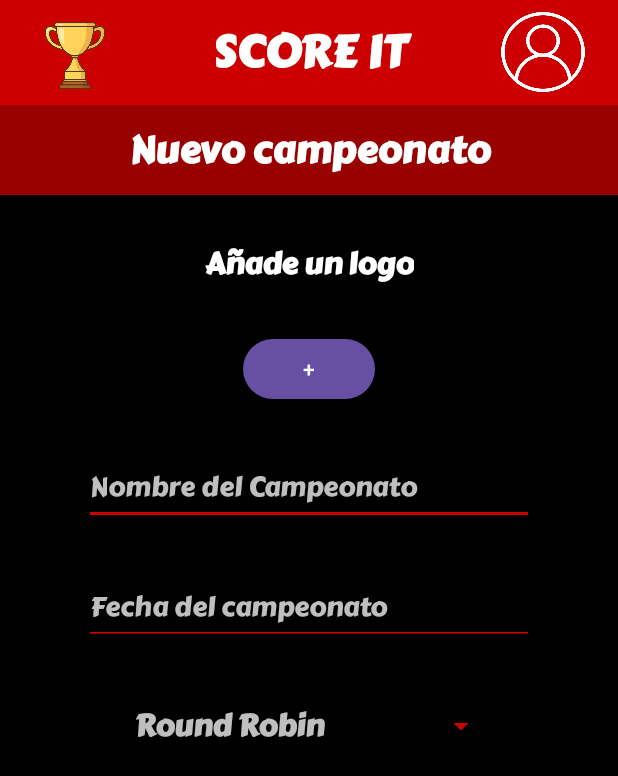
After one commit to joackagui/SCORE_IT, an Android app: the ActivityCrearNuevoCmapeonato screen opened directly, with no data from a screen before it, on a phone screen of 412 x 824 dp. The commit adds this screen. Shown: the top 776 px of the screen. Run offline under Robolectric (Android 15) with nearby library versions, the phone set to English and light mode, and no system bars.

Commit message:
Pantalla de menu y creacion de campeonatos, se anadieron mas recursos

```diff
--- a/app/src/main/AndroidManifest.xml
+++ b/app/src/main/AndroidManifest.xml
@@ -13,6 +13,12 @@
         android:theme="@style/Theme.SCOREIT"
         tools:targetApi="31">
         <activity
+            android:name=".ActivityCrearNuevoCmapeonato"
+            android:exported="false" />
+        <activity
+            android:name=".ActivityMenuPrincipal"
+            android:exported="false" />
+        <activity
             android:name=".MainActivity"
             android:exported="true">
             <intent-filter>
--- /dev/null
+++ b/app/src/main/java/com/example/scoreit/ActivityCrearNuevoCmapeonato.kt
@@ -0,0 +1,24 @@
+package com.example.scoreit
+
+import android.os.Bundle
+import android.widget.ArrayAdapter
+import androidx.appcompat.app.AppCompatActivity
+import com.example.scoreit.databinding.ActivityCrearNuevoCmapeonatoBinding
+
+class ActivityCrearNuevoCmapeonato : AppCompatActivity() {
+    private lateinit var binding: ActivityCrearNuevoCmapeonatoBinding
+    override fun onCreate(savedInstanceState: Bundle?) {
+        super.onCreate(savedInstanceState)
+        binding = ActivityCrearNuevoCmapeonatoBinding.inflate(layoutInflater)
+        val view = binding.root
+        setContentView(view)
+        val modoDeJuego = resources.getStringArray(R.array.opciones_para_modo_de_juego)
+
+        val adapter = ArrayAdapter(this, R.layout.spinner_item_style, modoDeJuego)
+
+// Configurar el Spinner con el Adapter
+        binding.spinnerModoJuego.adapter = adapter
+
+
+    }
+}
--- /dev/null
+++ b/app/src/main/res/layout/activity_crear_nuevo_cmapeonato.xml
@@ -0,0 +1,135 @@
+<?xml version="1.0" encoding="utf-8"?>
+<androidx.constraintlayout.widget.ConstraintLayout xmlns:android="http://schemas.android.com/apk/res/android"
+    xmlns:app="http://schemas.android.com/apk/res-auto"
+    xmlns:tools="http://schemas.android.com/tools"
+    android:id="@+id/main"
+    android:layout_width="match_parent"
+    android:layout_height="match_parent"
+    android:background="@color/Black"
+    tools:context=".ActivityCrearNuevoCmapeonato">
+
+    <androidx.constraintlayout.widget.Guideline
+        android:id="@+id/guideline_vertical"
+        android:layout_width="match_parent"
+        android:layout_height="match_parent"
+        android:orientation="vertical"
+        app:layout_constraintGuide_percent="0.1"
+        />
+    <androidx.constraintlayout.widget.Guideline
+        android:id="@+id/guideline_vertical2"
+        android:layout_width="match_parent"
+        android:layout_height="match_parent"
+        android:orientation="vertical"
+        app:layout_constraintGuide_percent="0.9"
+        />
+
+    <TextView
+        android:id="@+id/encabezado_principal_rojo"
+        android:layout_width="match_parent"
+        android:layout_height="70dp"
+        app:layout_constraintTop_toTopOf="parent"
+        android:background="@color/RojoEncabezadoScoreIt"
+        android:text="@string/app_name"
+        style="@style/TituloDeLaApp"
+        android:gravity="center"/>
+    <TextView
+        android:id="@+id/informacion_de_la_pantalla_actual"
+        android:layout_width="match_parent"
+        android:layout_height="60dp"
+        app:layout_constraintTop_toBottomOf="@+id/encabezado_principal_rojo"
+        android:background="@color/RojoMasOscuroParaTextosScoreIt"
+        android:text="@string/crear_un_nuevo_campeonato"
+        android:gravity="center"
+        style="@style/TextoIndicadorDePantalla"/>
+    <ImageView
+        android:id="@+id/copa_score_it"
+        android:layout_width="60dp"
+        android:layout_height="70dp"
+        app:layout_constraintTop_toTopOf="@+id/encabezado_principal_rojo"
+        app:layout_constraintStart_toStartOf="@+id/encabezado_principal_rojo"
+        android:layout_marginStart="20dp"
+        android:layout_marginTop="2dp"
+        android:src="@drawable/score_it_coup"
+        android:elevation="2dp"
+        android:contentDescription="@string/Icono_la_app"
+        />
+    <android.widget.Button
+        android:layout_width="60dp"
+        android:layout_height="60dp"
+        app:layout_constraintTop_toTopOf="@+id/encabezado_principal_rojo"
+        app:layout_constraintEnd_toEndOf="@+id/encabezado_principal_rojo"
+        android:layout_marginEnd="20dp"
+        android:layout_marginTop="5dp"
+        android:background="@drawable/user_iconn"
+        android:backgroundTint="@color/White"
+        android:contentDescription="@string/pasar_a_la_pantalla_de_usuario"
+        />
+
+    <TextView
+        android:id="@+id/anadir_un_logo"
+        android:layout_width="wrap_content"
+        android:layout_height="wrap_content"
+        android:text="@string/anade_un_logo"
+        style="@style/TextoNormalScoreIt"
+        app:layout_constraintTop_toBottomOf="@id/informacion_de_la_pantalla_actual"
+        app:layout_constraintStart_toEndOf="@id/guideline_vertical"
+        app:layout_constraintEnd_toStartOf="@+id/guideline_vertical2"
+        android:layout_marginTop="30dp"
+        />
+
+    <Button
+        android:id="@+id/boton_anadir_logo"
+        android:layout_width="wrap_content"
+        android:layout_height="wrap_content"
+        app:layout_constraintTop_toBottomOf="@+id/anadir_un_logo"
+        app:layout_constraintStart_toEndOf="@+id/guideline_vertical"
+        app:layout_constraintEnd_toStartOf="@id/guideline_vertical2"
+        android:layout_marginTop="30dp"
+        android:text="@string/anadir_el_logo_boton"
+        />
+
+    <EditText
+        android:id="@+id/nombre_del_campeonato"
+        android:layout_width="300dp"
+        android:layout_height="50dp"
+        app:layout_constraintTop_toBottomOf="@+id/boton_anadir_logo"
+        app:layout_constraintStart_toEndOf="@id/guideline_vertical"
+        app:layout_constraintEnd_toStartOf="@id/guideline_vertical2"
+        android:layout_marginTop="30dp"
+        android:hint="@string/nombre_campeonato"
+        style="@style/EditTextHintStyle"
+        android:backgroundTint="@color/RojoEncabezadoScoreIt"
+        android:inputType="text"
+        android:autofillHints="name"
+
+        />
+
+    <EditText
+        android:id="@+id/fecha_del_campeonato"
+        android:layout_width="300dp"
+        android:layout_height="50dp"
+        app:layout_constraintTop_toBottomOf="@+id/nombre_del_campeonato"
+        app:layout_constraintStart_toEndOf="@id/guideline_vertical"
+        app:layout_constraintEnd_toStartOf="@id/guideline_vertical2"
+        android:layout_marginTop="30dp"
+        android:hint="@string/fecha_del_campeonato"
+        style="@style/EditTextHintStyle"
+        android:backgroundTint="@color/RojoEncabezadoScoreIt"
+        android:inputType="text"
+        android:autofillHints="name"
+        />
+
+    <Spinner
+        android:id="@+id/spinner_modo_juego"
+        android:layout_width="250dp"
+        android:layout_height="48dp"
+        android:entries="@array/opciones_para_modo_de_juego"
+        app:layout_constraintTop_toBottomOf="@id/fecha_del_campeonato"
+        app:layout_constraintStart_toEndOf="@id/guideline_vertical"
+        app:layout_constraintEnd_toStartOf="@id/guideline_vertical2"
+        android:layout_marginTop="30dp"
+        android:backgroundTint="@color/RojoEncabezadoScoreIt"
+        />
+
+
+</androidx.constraintlayout.widget.ConstraintLayout>
--- /dev/null
+++ b/app/src/main/res/layout/spinner_item_style.xml
@@ -0,0 +1,10 @@
+<?xml version="1.0" encoding="utf-8"?>
+<TextView xmlns:android="http://schemas.android.com/apk/res/android"
+    android:layout_width="match_parent"
+    android:layout_height="wrap_content"
+    android:gravity="start"
+    android:textColor="@color/BalncoConUnPocoDeTranferencia"
+    android:padding="8dp"
+    style="@style/TextoNormalScoreIt"
+    android:background="@color/Black"
+    />
--- a/app/src/main/res/values/colors.xml
+++ b/app/src/main/res/values/colors.xml
@@ -132,5 +132,8 @@
     <color name="Blueback">#99FFFF</color>
     <color name="Darkturquoise">#00CED1</color>
     <color name="Darkseagreen">#8FBC8F</color>
+    <color name="RojoEncabezadoScoreIt">#CC0000</color>
+    <color name="RojoMasOscuroParaTextosScoreIt">#990000</color>
+    <color name="BalncoConUnPocoDeTranferencia">#BFFFFFFF</color>
 
 </resources>
--- a/app/src/main/res/values/strings.xml
+++ b/app/src/main/res/values/strings.xml
@@ -1,4 +1,18 @@
 <resources>
     <string name="app_name">SCORE IT</string>
     <string name="nombre_campeonato">Nombre del Campeonato</string>
+    <string name="menu_pricipal_text">Menú principal</string>
+    <string name="ver_campenatos_creados">Ver campenatos creados</string>
+    <string name="crear_un_nuevo_campeonato">Nuevo campeonato</string>
+    <string name="pasar_a_la_pantalla_de_usuario">Pasar a la pantalla de usuario\n</string>
+    <string name="Icono_la_app">Icono de la app\n</string>
+    <string name="anade_un_logo">Añade un logo</string>
+    <string name="anadir_el_logo_boton">+</string>
+    <string name="fecha_del_campeonato">Fecha del campeonato\n</string>
+    <array name="opciones_para_modo_de_juego">
+        <item>Round Robin</item>
+        <item>Llaves</item>
+        <item>Ambos</item>
+        <item>Ninguno</item>
+    </array>
 </resources>
--- a/app/src/main/res/values/themes.xml
+++ b/app/src/main/res/values/themes.xml
@@ -8,9 +8,35 @@
     <style name="Theme.SCOREIT" parent="Base.Theme.SCOREIT" />
 
     <style name="TituloDeLaApp">
+        <item name="android:fontFamily">@font/score_it</item>
+        <item name="android:textSize">30sp</item>
+        <item name="android:textColor">@color/White</item>
+        <item name="android:textStyle">bold</item>
+    </style>
+
+    <style name="BotonesScoreItStyle">
+        <item name="android:fontFamily">@font/score_it</item> <!-- Fuente personalizada -->
+        <item name="android:textColor">@color/White</item> <!-- Color del texto -->
+        <item name="android:textSize">20sp</item>  <!-- Negrita -->
+    </style>
+
+    <style name="TextoNormalScoreIt">
+        <item name="fontFamily">@font/score_it</item>
+        <item name="android:textColor">@color/White</item>
         <item name="android:textSize">20sp</item>
-        <item name="android:textColor">@color/LightYellow</item>
-        <item name="android:layout_margin">30dp</item>
+        <item name="android:textStyle">bold</item>
+    </style>
+
+    <style name="EditTextHintStyle">
+        <item name="android:textColorHint">@color/BalncoConUnPocoDeTranferencia</item>
+        <item name="fontFamily">@font/score_it</item>
+    </style>
+
+    <style name="TextoIndicadorDePantalla">
+        <item name="android:fontFamily">@font/score_it</item>
+        <item name="android:textSize">25sp</item>
+        <item name="android:textColor">@color/White</item>
+        <item name="android:textStyle">bold</item>
     </style>
 
 
```
Also changed, not shown: app/src/main/java/com/example/scoreit/ActivityMenuPrincipal.kt (added, +21 -0 lines), app/src/main/java/com/example/scoreit/MainActivity.kt (+11 -9 lines), app/src/main/res/drawable/fondo_para_botones_score_it.xml (added, +14 -0 lines), app/src/main/res/layout/activity_main.xml (+11 -0 lines), app/src/main/res/layout/activity_menu_principal.xml (added, +73 -0 lines), app/src/main/res/drawable/user_iconn.png (added).
